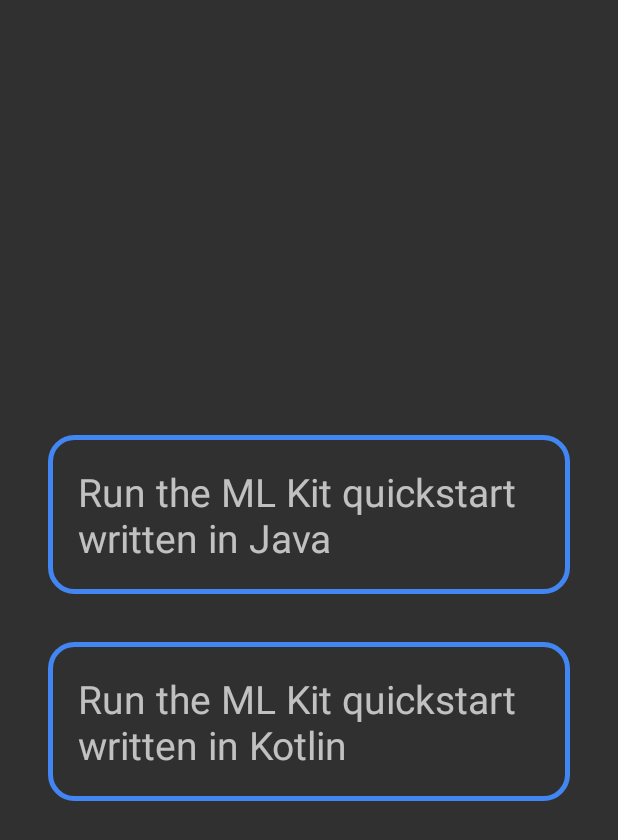
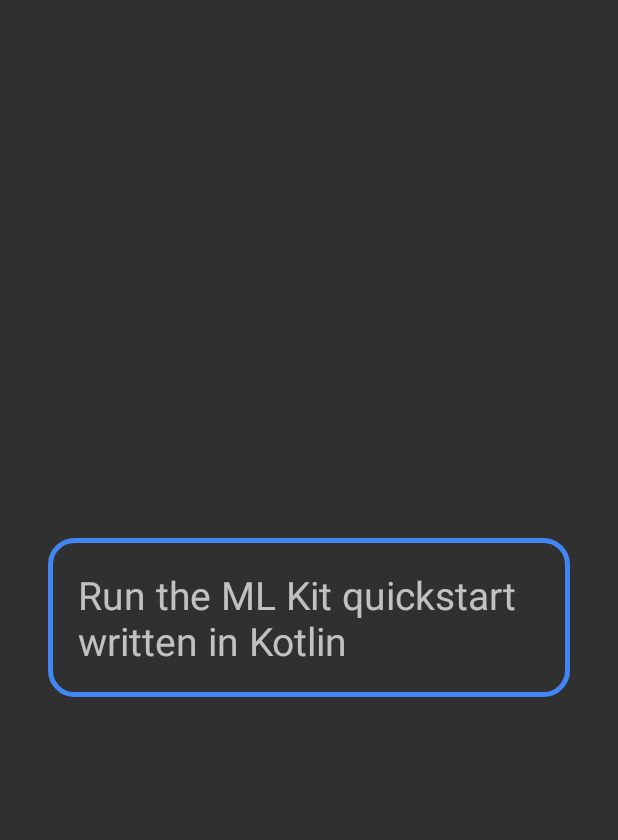
Before and after one commit to bellis14/Senior_Project, an Android app: the screen it shows after launch (EntryChoiceActivity), on a phone screen of 412 x 824 dp. Shown: the top 840 px of the screen. Run offline under Robolectric (Android 15) with nearby library versions, the phone set to English and light mode, and no system bars.

Commit message:
Test xml change

```diff
--- a/image_recognition/app/src/main/res/layout/activity_vision_entry_choice.xml
+++ b/image_recognition/app/src/main/res/layout/activity_vision_entry_choice.xml
@@ -11,16 +11,6 @@
 
     <TextView
         android:background="@drawable/list_item_background"
-        android:id="@+id/java_entry_point"
-        android:layout_width="wrap_content"
-        android:layout_height="wrap_content"
-        android:layout_margin="@dimen/activity_vertical_margin"
-        android:padding="20dp"
-        android:text="@string/java_entry_title"
-        android:textSize="26sp" />
-
-    <TextView
-        android:background="@drawable/list_item_background"
         android:id="@+id/kotlin_entry_point"
         android:layout_width="wrap_content"
         android:layout_height="wrap_content"
```
